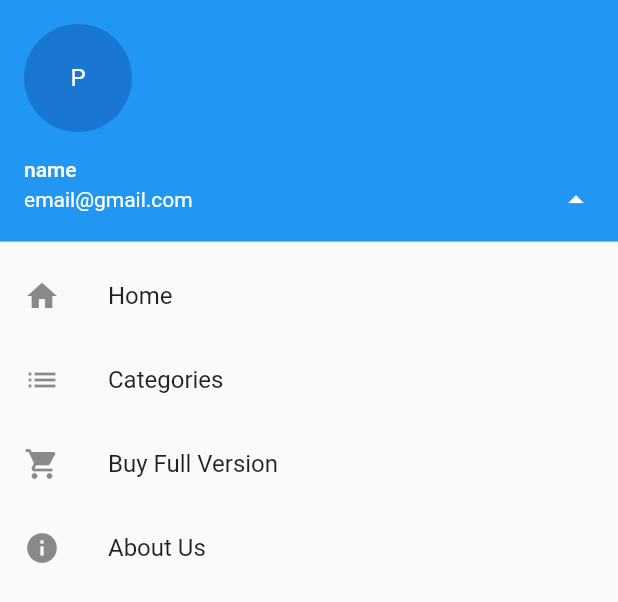
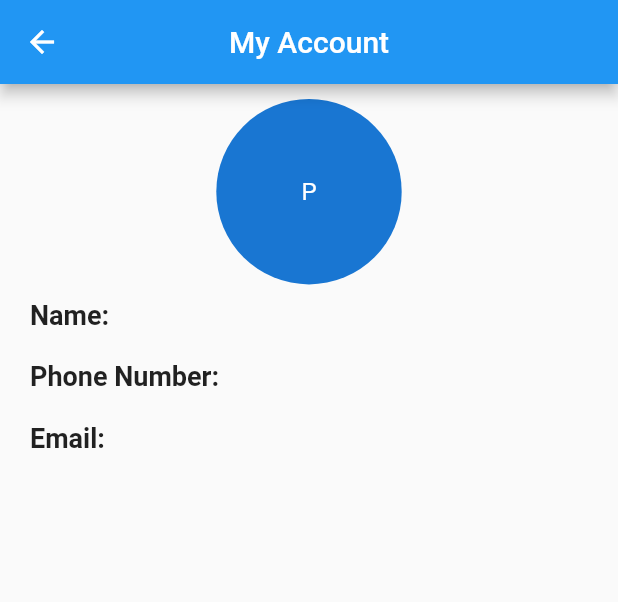
Before and after one commit to alisolanki/Show-World-code, a Flutter app: the DrawerItems widget shown alone on an empty page, opened directly, after a tap on "name", on a phone screen of 412 x 824 dp. Shown: the top 602 px of the screen. Run offline on Flutter 3.47's test engine with Material 2 defaults, Android fonts, the phone set to English and light mode, and no system bars; our stand-ins replace carousel_slider, simple_animations.

Commit message:
My Account Page (building)

```diff
--- /dev/null
+++ b/lib/Account/account_home.dart
@@ -0,0 +1,67 @@
+import 'package:flutter/material.dart';
+
+class AccountHomePage extends StatelessWidget {
+  @override
+  Widget build(BuildContext context) {
+    final double _width = MediaQuery.of(context).size.width;
+    return Scaffold(
+      appBar: AppBar(
+        centerTitle: true,
+        title: Text(
+          'My Account',
+        ),
+      ),
+      body: Container(
+        child: Padding(
+          padding: const EdgeInsets.all(10.0),
+          child: Column(
+            children: <Widget>[
+              Center(
+                child: CircleAvatar(
+                  radius: _width * 0.15,
+                  child: Text("P"),
+                ),
+              ),
+              Padding(
+                padding: const EdgeInsets.all(10.0),
+                child: Row(
+                  children: <Widget>[
+                    Text(
+                      "Name: ",
+                      style: TextStyle(fontWeight: FontWeight.bold, fontSize: 18),
+                      textAlign: TextAlign.left,
+                    ),
+                  ],
+                ),
+              ),
+              Padding(
+                padding: const EdgeInsets.all(10.0),
+                child: Row(
+                  children: <Widget>[
+                    Text(
+                      "Phone Number: ",
+                      style: TextStyle(fontWeight: FontWeight.bold, fontSize: 18),
+                      textAlign: TextAlign.left,
+                    ),
+                  ],
+                ),
+              ),
+              Padding(
+                padding: const EdgeInsets.all(10.0),
+                child: Row(
+                  children: <Widget>[
+                    Text(
+                      "Email: ",
+                      style: TextStyle(fontWeight: FontWeight.bold, fontSize: 18),
+                      textAlign: TextAlign.left,
+                    ),
+                  ],
+                ),
+              ),
+            ],
+          ),
+        ),
+      ),
+    );
+  }
+}
--- a/lib/Desktop/drawer.dart
+++ b/lib/Desktop/drawer.dart
@@ -1,6 +1,8 @@
 import 'package:LoginPage/Desktop/mydesktop.dart';
 import 'package:flutter/material.dart';
 import '../Home/homepage.dart';
+import './userdropdown.dart';
+import '../Account/account_home.dart';
 import '../subscriptionpage/subscriptionpage.dart';
 
 class DrawerItems extends StatelessWidget {
@@ -13,7 +15,17 @@ class DrawerItems extends StatelessWidget {
       children: <Widget>[
         loggedIn
             ? UserAccountsDrawerHeader(
-                onDetailsPressed: () {},
+                onDetailsPressed: () {
+                  Navigator.pop(context);
+                  Navigator.push(
+                    context,
+                    MaterialPageRoute(
+                      builder: (context) {
+                        return AccountHomePage();
+                      },
+                    ),
+                  );
+                },
                 currentAccountPicture: CircleAvatar(
                   child: Text("P"),
                 ),
@@ -104,9 +116,7 @@ class DrawerItems extends StatelessWidget {
               context,
               MaterialPageRoute(
                 builder: (context) {
-                  return AboutDialog(
-
-                  );
+                  return AboutDialog();
                 },
               ),
             );
--- /dev/null
+++ b/lib/Desktop/userdropdown.dart
@@ -0,0 +1,18 @@
+import 'package:flutter/material.dart';
+
+class UserDropDown extends StatefulWidget {
+  @override
+  _UserDropDownState createState() => _UserDropDownState();
+}
+
+class _UserDropDownState extends State<UserDropDown> {
+  @override
+  Widget build(BuildContext context) {
+    print("UserDropDown()");
+    return DropdownMenuItem(
+      child: Column(
+        children: <Widget>[Text("hello")],
+      ),
+    );
+  }
+}
```
